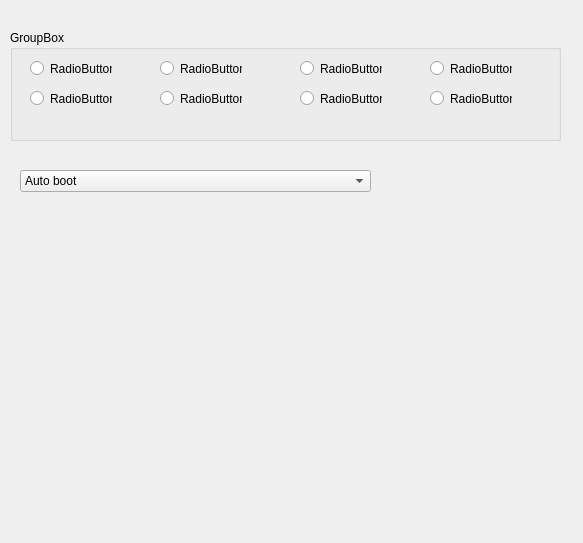
Before: the Qt Designer form sourcecode/26MobileTool/Form/Widget/MediatekWidget.ui in sauantao/AndroidMobileSolution, drawn with Qt 5.
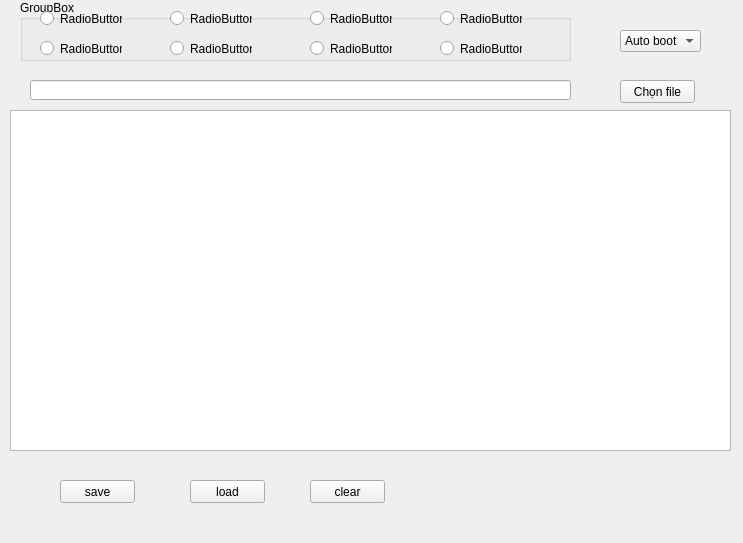
After: the same form once the commit is applied.

What changed in the file:
```diff
--- a/sourcecode/26MobileTool/Form/Widget/MediatekWidget.ui
+++ b/sourcecode/26MobileTool/Form/Widget/MediatekWidget.ui
@@ -6,7 +6,7 @@
    <rect>
     <x>0</x>
     <y>0</y>
-    <width>583</width>
+    <width>743</width>
     <height>543</height>
    </rect>
   </property>
@@ -16,10 +16,10 @@
   <widget class="QGroupBox" name="groupBox">
    <property name="geometry">
     <rect>
-     <x>10</x>
-     <y>30</y>
+     <x>20</x>
+     <y>0</y>
      <width>551</width>
-     <height>111</height>
+     <height>61</height>
     </rect>
    </property>
    <property name="title">
@@ -29,7 +29,7 @@
     <property name="geometry">
      <rect>
       <x>20</x>
-      <y>30</y>
+      <y>10</y>
       <width>82</width>
       <height>17</height>
      </rect>
@@ -42,7 +42,7 @@
     <property name="geometry">
      <rect>
       <x>20</x>
-      <y>60</y>
+      <y>40</y>
       <width>82</width>
       <height>17</height>
      </rect>
@@ -55,7 +55,7 @@
     <property name="geometry">
      <rect>
       <x>150</x>
-      <y>30</y>
+      <y>10</y>
       <width>82</width>
       <height>17</height>
      </rect>
@@ -68,7 +68,7 @@
     <property name="geometry">
      <rect>
       <x>150</x>
-      <y>60</y>
+      <y>40</y>
       <width>82</width>
       <height>17</height>
      </rect>
@@ -81,7 +81,7 @@
     <property name="geometry">
      <rect>
       <x>420</x>
-      <y>60</y>
+      <y>40</y>
       <width>82</width>
       <height>17</height>
      </rect>
@@ -94,7 +94,7 @@
     <property name="geometry">
      <rect>
       <x>290</x>
-      <y>30</y>
+      <y>10</y>
       <width>82</width>
       <height>17</height>
      </rect>
@@ -107,7 +107,7 @@
     <property name="geometry">
      <rect>
       <x>290</x>
-      <y>60</y>
+      <y>40</y>
       <width>82</width>
       <height>17</height>
      </rect>
@@ -120,7 +120,7 @@
     <property name="geometry">
      <rect>
       <x>420</x>
-      <y>30</y>
+      <y>10</y>
       <width>82</width>
       <height>17</height>
      </rect>
@@ -133,9 +133,9 @@
   <widget class="QComboBox" name="comboBox">
    <property name="geometry">
     <rect>
-     <x>20</x>
-     <y>170</y>
-     <width>351</width>
+     <x>620</x>
+     <y>30</y>
+     <width>81</width>
      <height>22</height>
     </rect>
    </property>
@@ -145,6 +145,78 @@
     </property>
    </item>
   </widget>
+  <widget class="QTextEdit" name="textEdit">
+   <property name="geometry">
+    <rect>
+     <x>10</x>
+     <y>110</y>
+     <width>721</width>
+     <height>341</height>
+    </rect>
+   </property>
+  </widget>
+  <widget class="QLineEdit" name="lineEdit_Loadfile">
+   <property name="geometry">
+    <rect>
+     <x>30</x>
+     <y>80</y>
+     <width>541</width>
+     <height>20</height>
+    </rect>
+   </property>
+  </widget>
+  <widget class="QPushButton" name="pushButton_Loadfile">
+   <property name="geometry">
+    <rect>
+     <x>620</x>
+     <y>80</y>
+     <width>75</width>
+     <height>23</height>
+    </rect>
+   </property>
+   <property name="text">
+    <string>Chọn file</string>
+   </property>
+  </widget>
+  <widget class="QPushButton" name="pushButton_Save">
+   <property name="geometry">
+    <rect>
+     <x>60</x>
+     <y>480</y>
+     <width>75</width>
+     <height>23</height>
+    </rect>
+   </property>
+   <property name="text">
+    <string>save</string>
+   </property>
+  </widget>
+  <widget class="QPushButton" name="pushButton_Load">
+   <property name="geometry">
+    <rect>
+     <x>190</x>
+     <y>480</y>
+     <width>75</width>
+     <height>23</height>
+    </rect>
+   </property>
+   <property name="text">
+    <string>load</string>
+   </property>
+  </widget>
+  <widget class="QPushButton" name="pushButton_Clear">
+   <property name="geometry">
+    <rect>
+     <x>310</x>
+     <y>480</y>
+     <width>75</width>
+     <height>23</height>
+    </rect>
+   </property>
+   <property name="text">
+    <string>clear</string>
+   </property>
+  </widget>
  </widget>
  <resources/>
  <connections/>
```
